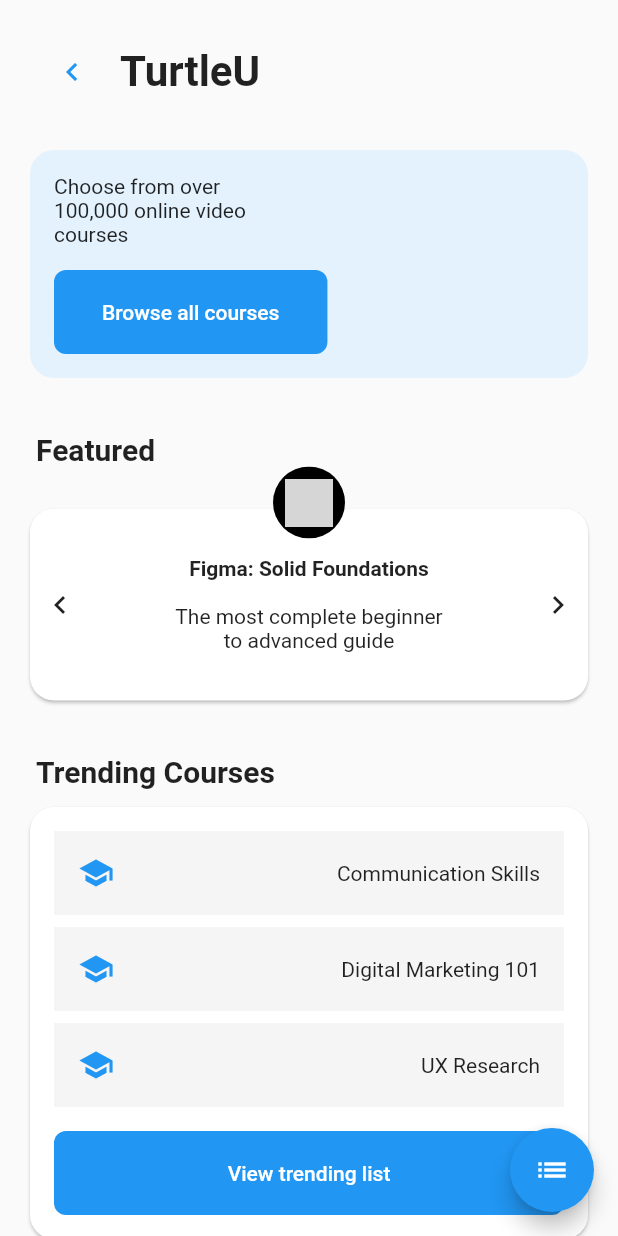
After one commit to kakeru-wada/flutter_sample, a Flutter app: the TopPage screen opened directly, on a phone screen of 412 x 824 dp. The commit adds this screen. Run offline on Flutter 3.47's test engine with Material 2 defaults, Android fonts, the phone set to English and light mode, and no system bars; our stand-ins replace flutter_riverpod; network calls fail; grey boxes are pictures that could not be loaded.

Commit message:
'online_learning_sampleの作成'

```diff
--- a/lib/main.dart
+++ b/lib/main.dart
@@ -18,6 +18,7 @@ List appList = [
   FlightBooking(),
   AnimationSample(),
   AnimationSample2(),
+  LearningSample(),
 ];
 List<String> appNameList = [
   'メインメニュー',
@@ -30,7 +31,8 @@ List<String> appNameList = [
   'battery_optimizer_sample',
   'flight_booking_sample',
   'animation_sample',
-  'animation_sample2'
+  'animation_sample2',
+  'online_learning_sample'
 ];
 
 class appListPage extends StatelessWidget {
--- a/lib/src/export.dart
+++ b/lib/src/export.dart
@@ -7,3 +7,4 @@ export 'battery_optimizer_sample/main.dart';
 export 'flight_booking_sample/main.dart';
 export 'animation_sample/main.dart';
 export 'animation_sample2/main.dart';
+export 'online_learning_sample/main.dart';
--- /dev/null
+++ b/lib/src/online_learning_sample/main.dart
@@ -0,0 +1,544 @@
+import 'package:flutter/material.dart';
+import '../../main.dart';
+
+const figmaLogoUrl =
+    'https://user-images.githubusercontent.com/7200238/83031886-1ce87880-a070-11ea-89c8-5cee840d5782.png';
+const sketchLogoUrl =
+    'https://user-images.githubusercontent.com/7200238/83145378-a7dc7800-a12f-11ea-93e1-32c7982c5e63.png';
+const xdLogoUrl =
+    'https://user-images.githubusercontent.com/7200238/83145578-f558e500-a12f-11ea-85fa-3e26a966d180.png';
+
+class LearningSample extends StatelessWidget {
+  Widget build(BuildContext context) {
+    return MaterialApp(
+      debugShowCheckedModeBanner: false,
+      title: 'Flutter Demo',
+      theme: ThemeData(
+        primarySwatch: Colors.blue,
+        visualDensity: VisualDensity.adaptivePlatformDensity
+      ),
+      home: TopPage(),
+    );
+  }
+}
+
+class _Header extends StatelessWidget {
+  final String title;
+  final bool BackButtonvisiblity;
+
+  const _Header({
+    Key? key,
+    required this.title,
+    required this.BackButtonvisiblity,
+}) : super(key: key);
+
+  @override
+  Widget build(BuildContext context) {
+    return Container(
+      width: double.infinity,
+      padding: EdgeInsets.symmetric(vertical: 24),
+      alignment: Alignment.centerLeft,
+      child: Row(
+        children: [
+          Visibility(
+            child: TextButton(
+              style: TextButton.styleFrom(
+                backgroundColor: Colors.transparent,
+              ),
+              onPressed: () {
+                Navigator.of(context).push(
+                    MaterialPageRoute(builder: (context) {
+                      return appListPage();
+                    })
+                );
+              },
+              child: Icon(Icons.chevron_left),
+            ),
+            visible: BackButtonvisiblity,
+          ),
+          Text(
+            title,
+            style: TextStyle(fontSize: 28, fontWeight: FontWeight.bold),
+          ),
+        ],
+      )
+
+    );
+  }
+}
+
+class _Hero extends StatelessWidget {
+  @override
+  Widget build(BuildContext context) {
+    return Card(
+      elevation: 0,
+      shape: RoundedRectangleBorder(
+        borderRadius: BorderRadius.circular(16)
+      ),
+      color: Colors.blue[50],
+      child: Container(
+        width: double.infinity,
+        padding: EdgeInsets.all(16),
+        child: Column(
+          crossAxisAlignment: CrossAxisAlignment.start,
+          children: [
+            Container(
+              width: 150,
+              child: Text('Choose from over 100,000 online video courses'),
+            ),
+            SizedBox(height: 16),
+            TextButton(
+              onPressed: () {},
+              style: TextButton.styleFrom(
+                  primary: Colors.white,
+                  backgroundColor: Colors.blue,
+                  shape: RoundedRectangleBorder(
+                      borderRadius: BorderRadius.circular(8)
+                  ),
+                  padding: EdgeInsets.symmetric(
+                      vertical: 20,
+                      horizontal: 32
+                  )
+              ),
+              child: Text('Browse all courses'),
+            )
+          ],
+        ),
+      ),
+    );
+  }
+}
+
+class _FigmaLogo extends StatelessWidget {
+  final double size;
+
+  const _FigmaLogo({
+    Key? key,
+    required this.size,
+  }) : super(key: key);
+
+  @override
+  Widget build(BuildContext context) {
+    return ClipOval(
+      child: Container(
+        width: size,
+        height: size,
+        padding: EdgeInsets.all(8),
+        color: Colors.black,
+        child: Image.network(figmaLogoUrl, fit: BoxFit.contain),
+      ),
+    );
+  }
+}
+
+class _Featured extends StatelessWidget {
+  @override
+  Widget build(BuildContext context) {
+    return Container(
+      child: Column(
+        children: [
+          Container(
+            width: double.infinity,
+            padding: EdgeInsets.only(top: 32, left: 8),
+            alignment: Alignment.centerLeft,
+            child: Text(
+              'Featured',
+              style: TextStyle(fontSize: 20, fontWeight: FontWeight.bold),
+            ),
+          ),
+          Stack(
+            children: [
+              Container(
+                margin: EdgeInsets.only(top: 24),
+                child: Card(
+                  shape: RoundedRectangleBorder(
+                    borderRadius: BorderRadius.circular(16),
+                  ),
+                  child: Container(
+                    padding: EdgeInsets.symmetric(
+                      horizontal: 8,
+                      vertical: 32,
+                    ),
+                    child: Row(
+                      mainAxisAlignment: MainAxisAlignment.spaceBetween,
+                      children: [
+                        Icon(Icons.navigate_before),
+                        Container(
+                          width: 180,
+                          child: Column(
+                            children: [
+                              Text(
+                                'Figma: Solid Foundations',
+                                style: TextStyle(fontWeight: FontWeight.bold),
+                              ),
+                              SizedBox(height: 16),
+                              Text(
+                                'The most complete beginner to advanced guide',
+                                textAlign: TextAlign.center,
+                              ),
+                            ],
+                          ),
+                        ),
+                        Icon(Icons.navigate_next),
+                      ],
+                    ),
+                  ),
+                ),
+              ),
+              Align(
+                alignment: Alignment.topCenter,
+                child: _FigmaLogo(size: 48),
+              ),
+            ],
+          ),
+        ],
+      ),
+    );
+  }
+}
+
+class _TrendingCourses extends StatelessWidget {
+  @override
+  Widget build(BuildContext context) {
+    return Container(
+      child: Column(
+        children: [
+          Container(
+            padding: EdgeInsets.only(top: 32, bottom: 8, left: 8),
+            alignment: Alignment.centerLeft,
+            child: Text(
+              'Trending Courses',
+              style: TextStyle(fontSize: 20, fontWeight: FontWeight.bold),
+            ),
+          ),
+          Card(
+            shape: RoundedRectangleBorder(
+              borderRadius: BorderRadius.circular(16),
+            ),
+            child: Container(
+              padding: EdgeInsets.all(16),
+              child: Column(
+                children: [
+                  Container(
+                    color: Colors.grey[100],
+                    child: ListTile(
+                      leading: Icon(Icons.school, color: Colors.blue),
+                      trailing: Text('Communication Skills'),
+                    ),
+                  ),
+                  SizedBox(height: 8),
+                  Container(
+                    color: Colors.grey[100],
+                    child: ListTile(
+                      leading: Icon(Icons.school, color: Colors.blue),
+                      trailing: Text('Digital Marketing 101'),
+                    ),
+                  ),
+                  SizedBox(height: 8),
+                  Container(
+                    color: Colors.grey[100],
+                    child: ListTile(
+                      leading: Icon(Icons.school, color: Colors.blue),
+                      trailing: Text('UX Research'),
+                    ),
+                  ),
+                  SizedBox(height: 16),
+                  Container(
+                    width: double.infinity,
+                    child: TextButton(
+                      onPressed: () {},
+                      style: TextButton.styleFrom(
+                        primary: Colors.white,
+                        backgroundColor: Colors.blue,
+                        shape: RoundedRectangleBorder(
+                          borderRadius: BorderRadius.circular(8),
+                        ),
+                        padding: EdgeInsets.symmetric(vertical: 20),
+                      ),
+                      child: Text('View trending list'),
+                    ),
+                  ),
+                ],
+              ),
+            ),
+          ),
+        ],
+      ),
+    );
+  }
+}
+
+class TopPage extends StatefulWidget {
+  @override
+  _TopPageState createState() => _TopPageState();
+}
+
+class _TopPageState extends State<TopPage> with SingleTickerProviderStateMixin {
+  late AnimationController _controller;
+  late Animation<Offset> _animation1;
+  late Animation<Offset> _animation2;
+  late Animation<Offset> _animation3;
+  late Animation<Offset> _animation4;
+
+  @override
+  void initState() {
+    super.initState();
+
+    _controller = AnimationController(
+      vsync: this,
+      duration: Duration(seconds: 1),
+    );
+
+    final tween = Tween<Offset>(
+      begin: Offset.zero,
+      end: Offset(-1.0, 0.0),
+    );
+
+    _animation1 = tween.animate(CurvedAnimation(
+      parent: _controller,
+      curve: Interval(0.0, 0.7, curve: Curves.easeInOutBack),
+    ));
+    _animation2 = tween.animate(CurvedAnimation(
+      parent: _controller,
+      curve: Interval(0.1, 0.8, curve: Curves.easeInOutBack),
+    ));
+    _animation3 = tween.animate(CurvedAnimation(
+      parent: _controller,
+      curve: Interval(0.2, 0.9, curve: Curves.easeInOutBack),
+    ));
+    _animation4 = tween.animate(CurvedAnimation(
+      parent: _controller,
+      curve: Interval(0.3, 1.0, curve: Curves.easeInOutBack),
+    ));
+  }
+
+
+  @override
+  void dispose() {
+    _controller.dispose();
+    super.dispose();
+  }
+
+  @override
+  Widget build(BuildContext context) {
+    return Scaffold(
+      body: SafeArea(
+        child: SingleChildScrollView(
+          child: Container(
+            padding: EdgeInsets.symmetric(horizontal: 16),
+            child: Column(
+              children: [
+                //ヘッダーなど入れる
+                SlideTransition(
+                  position: _animation1,
+                  child: _Header(
+                    title: 'TurtleU',
+                    BackButtonvisiblity: true,
+                  ),
+                ),
+                SlideTransition(
+                  position: _animation2,
+                  child: _Hero(),
+                ),
+                SlideTransition(
+                  position: _animation3,
+                  child: _Featured(),
+                ),
+                SlideTransition(
+                  position: _animation4,
+                  child: _TrendingCourses(),
+                ),
+              ],
+            ),
+          ),
+        ),
+      ),
+      floatingActionButton: FloatingActionButton(
+        onPressed: () {
+          _controller.forward().then((_) {
+            Navigator.of(context)
+                .push(
+              PageRouteBuilder(pageBuilder: (_, __, ___) => CoursesPage()),
+            )
+                .then((_) => _controller.reverse());
+          });
+        },
+        child: Icon(Icons.list),
+      ),
+    );
+  }
+}
+
+class _CourseCard extends StatelessWidget {
+  final String title;
+  final String subtitle;
+  final String logoUrl;
+
+  const _CourseCard({
+    Key? key,
+    required this.title,
+    required this.subtitle,
+    required this.logoUrl,
+  }) : super(key: key);
+
+  @override
+  Widget build(BuildContext context) {
+    return Card(
+      shape: RoundedRectangleBorder(
+        borderRadius: BorderRadius.circular(16),
+      ),
+      child: Container(
+        padding: EdgeInsets.symmetric(vertical: 4),
+        child: ListTile(
+          leading: Container(
+            width: 48,
+            height: 48,
+            padding: EdgeInsets.all(4),
+            decoration: BoxDecoration(
+              color: Colors.grey[100],
+              borderRadius: BorderRadius.circular(8),
+            ),
+            child: Image.network(
+              logoUrl,
+              fit: BoxFit.contain,
+            ),
+          ),
+          title: Text(title),
+          subtitle: Text(subtitle),
+          trailing: Icon(Icons.more_horiz),
+        ),
+      ),
+    );
+  }
+}
+
+class _Recommended extends StatelessWidget {
+  @override
+  Widget build(BuildContext context) {
+    return Column(
+      children: [
+        Container(
+          padding: EdgeInsets.only(top: 32, bottom: 8, left: 8),
+          alignment: Alignment.centerLeft,
+          child: Text(
+            'Recommended',
+            style: TextStyle(fontSize: 20, fontWeight: FontWeight.bold),
+          ),
+        ),
+        _CourseCard(
+          title: 'Figma',
+          subtitle: 'Figma Mastery',
+          logoUrl: figmaLogoUrl,
+        ),
+        _CourseCard(
+          title: 'Sketch',
+          subtitle: 'Symbol Libraries',
+          logoUrl: sketchLogoUrl,
+        ),
+        _CourseCard(
+          title: 'Adobe XD',
+          subtitle: 'Fundamentals of XD',
+          logoUrl: xdLogoUrl,
+        ),
+        _CourseCard(
+          title: 'Figma',
+          subtitle: 'Figma Mastery',
+          logoUrl: figmaLogoUrl,
+        ),
+        _CourseCard(
+          title: 'Sketch',
+          subtitle: 'Symbol Libraries',
+          logoUrl: sketchLogoUrl,
+        ),
+        _CourseCard(
+          title: 'Adobe XD',
+          subtitle: 'Fundamentals of XD',
+          logoUrl: xdLogoUrl,
+        ),
+      ],
+    );
+  }
+}
+
+class CoursesPage extends StatefulWidget {
+  @override
+  _CoursesPageState createState() => _CoursesPageState();
+}
+
+class _CoursesPageState extends State<CoursesPage> with SingleTickerProviderStateMixin {
+  late AnimationController _controller;
+  late Animation<Offset> _animationHorizontal;
+  late Animation<Offset> _animationVertical;
+
+  @override
+  void initState() {
+    super.initState();
+
+    _controller = AnimationController(
+      vsync: this,
+      duration: Duration(seconds: 1)
+    );
+
+    _animationHorizontal = Tween<Offset>(
+      begin:  Offset(-1.0, 0.0),
+      end: Offset.zero,
+    ).animate(CurvedAnimation(
+      parent: _controller,
+      curve: Curves.easeInOutBack
+    ));
+    _animationVertical = Tween<Offset>(
+      begin: Offset(0.0, 1.5),
+      end: Offset.zero,
+    ).animate(CurvedAnimation(
+      parent: _controller,
+      curve: Curves.easeInOutBack
+    ));
+
+    _controller.forward();
+  }
+
+  @override
+  void dispose() {
+    _controller.dispose();
+    super.dispose();
+  }
+
+  @override
+  Widget build(BuildContext context) {
+    return Scaffold(
+      body: SafeArea(
+        child: Container(
+          height: double.infinity,
+          child: SingleChildScrollView(
+            child: Container(
+              padding: EdgeInsets.symmetric(horizontal: 16),
+              child: Column(
+                children: [
+                  SlideTransition(
+                    position: _animationHorizontal,
+                    child: _Header(
+                      title: 'Courses',
+                      BackButtonvisiblity: false,
+                    ),
+                  ),
+                  SlideTransition(
+                    position: _animationVertical,
+                    child: _Recommended(),
+                  ),
+                ],
+              ),
+            ),
+          ),
+        ),
+      ),
+      floatingActionButton: FloatingActionButton(
+        onPressed: () {
+          Navigator.of(context).pop();
+        },
+        child: Icon(Icons.keyboard_backspace),
+      ),
+    );
+  }
+}
+
+//アニメーション部分
```
